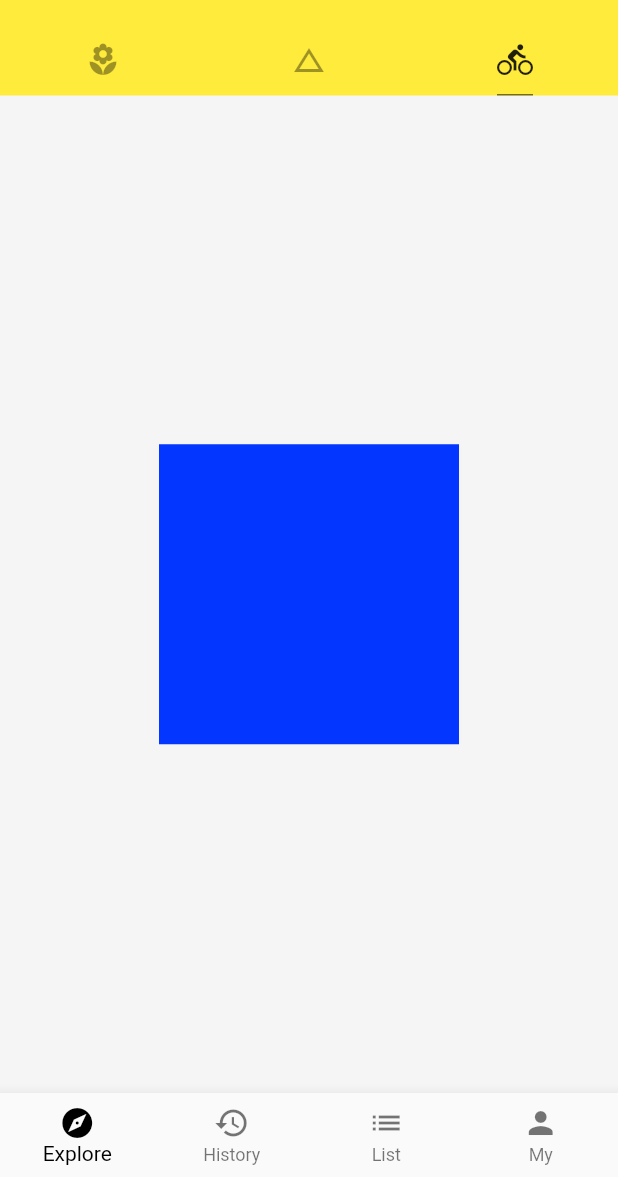
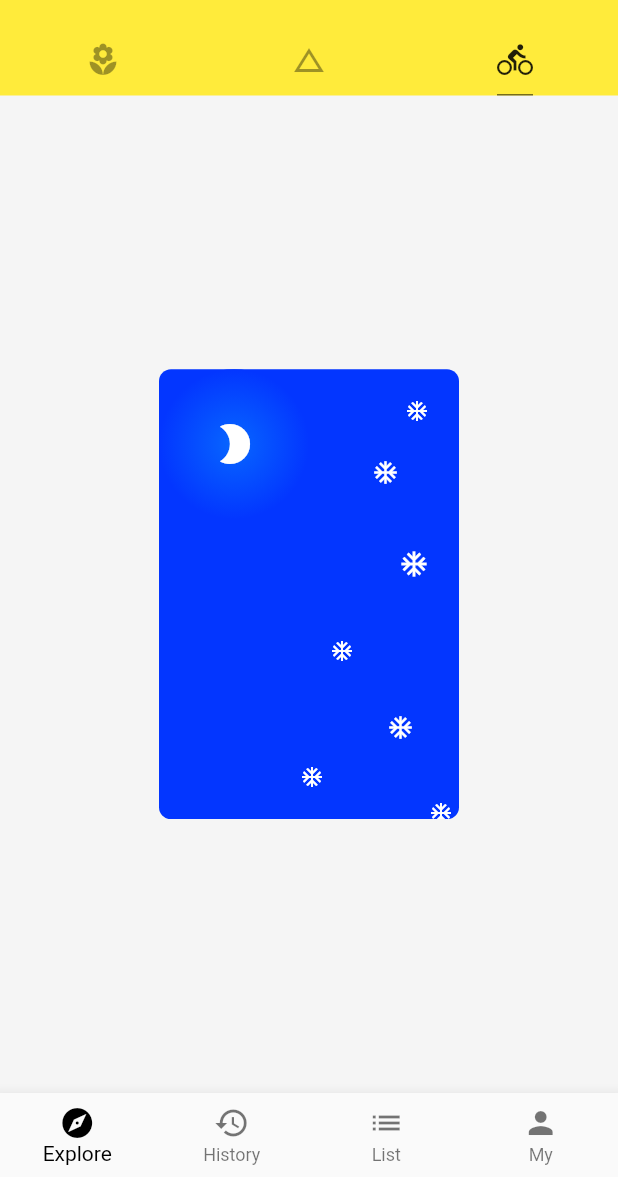
Before and after one commit to ninghao/ninghao_flutter, a Flutter app: the screen it shows after launch, tab 3 chosen, on a phone screen of 412 x 824 dp, the part 59-1236 px from its top. Run offline on Flutter 3.47's test engine with Material 2 defaults, Android fonts, the phone set to English and light mode, and no system bars; network calls fail.

```diff
--- a/lib/demo/layout_demo.dart
+++ b/lib/demo/layout_demo.dart
@@ -7,7 +7,7 @@ class LayoutDemo extends StatelessWidget {
       child: Column(
         mainAxisAlignment: MainAxisAlignment.center,
         children: <Widget>[
-          ConstrainedBoxDemo(),
+          StackDemo(),
         ],
       ),
     );
```
